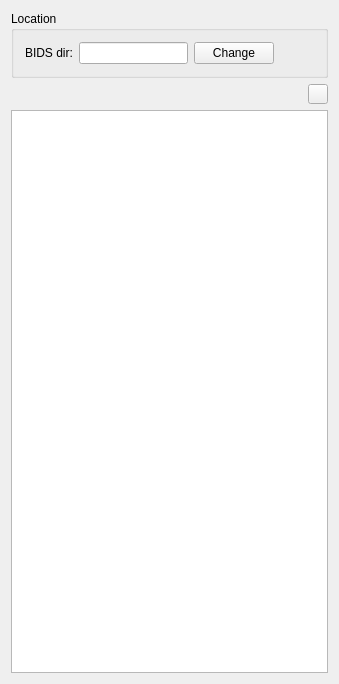
Qt form src/AnyWave/IO/BIDS/AwBIDSGUI.ui (HIP-infrastructure/anywave-code) before a commit.
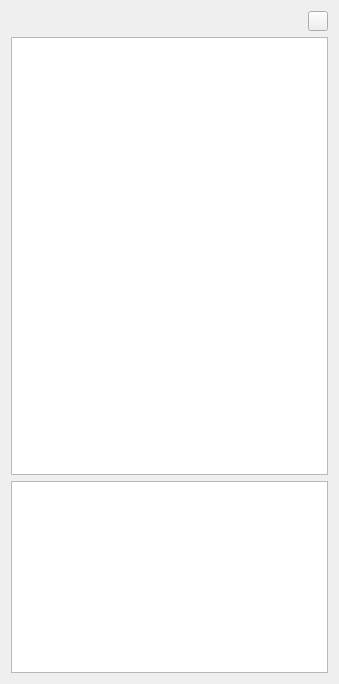
The same form after that commit. Icons and pictures are not drawn.

Commit message: Improved BIDS support and GUI.

Diff of the .ui file:
```diff
--- a/src/AnyWave/IO/BIDS/AwBIDSGUI.ui
+++ b/src/AnyWave/IO/BIDS/AwBIDSGUI.ui
@@ -13,50 +13,7 @@
   <property name="windowTitle">
    <string>BIDS</string>
   </property>
-  <layout class="QVBoxLayout" name="verticalLayout">
-   <item>
-    <widget class="QGroupBox" name="groupBox">
-     <property name="title">
-      <string>Location</string>
-     </property>
-     <layout class="QHBoxLayout" name="horizontalLayout" stretch="0,1,0,0">
-      <item>
-       <widget class="QLabel" name="label">
-        <property name="text">
-         <string>BIDS dir:</string>
-        </property>
-       </widget>
-      </item>
-      <item>
-       <widget class="QLineEdit" name="leDIR">
-        <property name="readOnly">
-         <bool>true</bool>
-        </property>
-       </widget>
-      </item>
-      <item>
-       <widget class="QPushButton" name="buttonSelect">
-        <property name="text">
-         <string>Change</string>
-        </property>
-       </widget>
-      </item>
-      <item>
-       <spacer name="horizontalSpacer">
-        <property name="orientation">
-         <enum>Qt::Horizontal</enum>
-        </property>
-        <property name="sizeHint" stdset="0">
-         <size>
-          <width>40</width>
-          <height>20</height>
-         </size>
-        </property>
-       </spacer>
-      </item>
-     </layout>
-    </widget>
-   </item>
+  <layout class="QVBoxLayout" name="verticalLayout" stretch="0,1,0">
    <item>
     <layout class="QHBoxLayout" name="horizontalLayout_2">
      <item>
@@ -122,6 +79,22 @@
      </attribute>
     </widget>
    </item>
+   <item>
+    <widget class="QTableView" name="tableView">
+     <property name="editTriggers">
+      <set>QAbstractItemView::NoEditTriggers</set>
+     </property>
+     <attribute name="horizontalHeaderVisible">
+      <bool>true</bool>
+     </attribute>
+     <attribute name="horizontalHeaderStretchLastSection">
+      <bool>true</bool>
+     </attribute>
+     <attribute name="verticalHeaderVisible">
+      <bool>false</bool>
+     </attribute>
+    </widget>
+   </item>
   </layout>
  </widget>
  <layoutdefault spacing="6" margin="11"/>
```
The commit also changes 6 other files.
